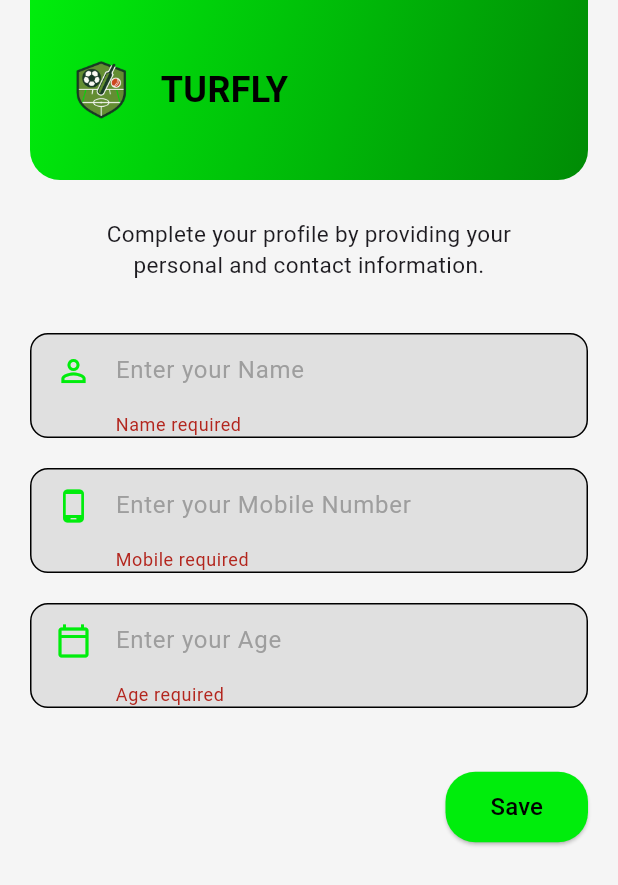
After one commit to Balaji242524/Turfly_app, a Flutter app: the UserPersonalDetailsPage screen opened by its route, after a tap on "Save", on a phone screen of 412 x 824 dp. The commit adds this screen. Shown: the top 885 px of the screen. Run offline on Flutter 3.47's test engine with Material 3 defaults, Android fonts, the phone set to English and light mode, and no system bars; our stand-ins replace cloud_firestore, firebase_auth, firebase_core, google_sign_in; accounts and stored records are empty; network calls fail; Roboto replaces fonts that are missing (Sans-Sherif, Sansista One).

Commit message:
personal details added/updated

```diff
--- a/lib/main.dart
+++ b/lib/main.dart
@@ -1,11 +1,13 @@
+// main.dart
 import 'package:flutter/material.dart';
 import 'package:firebase_core/firebase_core.dart';
+import 'package:turfly/screens/turf_owner/turf_owner_personal_details.dart';
+import 'package:turfly/screens/user/user_personal_details.dart';
 import 'screens/landing_page.dart';
 import 'screens/turf_register.dart';
 import 'screens/user_register.dart';
 import 'screens/turf_login.dart';
 import 'screens/user_login.dart';
-import 'screens/personal_details.dart';
 import 'firebase_options.dart';
 
 void main() async {
@@ -23,7 +25,7 @@
   Widget build(BuildContext context) {
     return MaterialApp(
       title: 'Turfly',
-      theme: ThemeData(fontFamily: 'Arial'),
+      theme: ThemeData(fontFamily: 'Sans-Sherif'),
       debugShowCheckedModeBanner: false,
       initialRoute: '/',
       routes: {
@@ -32,7 +34,8 @@
         '/user_register': (_) => const UserRegisterPage(),
         '/turf_login': (_) => const TurfLoginPage(),
         '/user_login': (_) => const UserLoginPage(),
-        '/personal_details': (_) => const PersonalDetailsPage(),
+        '/user/user_personal_details': (context) => UserPersonalDetailsPage(),
+        '/turf_owner/turf_owner_personal_details': (context) => TurfOwnerPersonalDetailsPage(),
       },
     );
   }
--- a/lib/screens/landing_page.dart
+++ b/lib/screens/landing_page.dart
@@ -13,7 +13,7 @@
           child: Column(
             crossAxisAlignment: CrossAxisAlignment.center,
             children: [
-              Image.asset('assets/images/turf_logo.png', height: 90),
+              Image.asset('assets/images/turf_logof.png', height: 90),
               const SizedBox(height: 10),
               ShaderMask(
                 shaderCallback: (bounds) => const LinearGradient(
--- a/lib/screens/turf_login.dart
+++ b/lib/screens/turf_login.dart
@@ -1,5 +1,6 @@
 import 'package:flutter/material.dart';
 import '../widgets/auth_form.dart';
+import 'package:turfly/services/navigation_service.dart';
 
 class TurfLoginPage extends StatelessWidget {
   const TurfLoginPage({super.key});
@@ -13,7 +14,7 @@
       role: AuthRole.turf,
       onSwitch: () => Navigator.pushReplacementNamed(context, '/turf_register'),
       onNavigateBack: () => Navigator.pushReplacementNamed(context, '/'),
-      onSuccess: (_) => Navigator.pushReplacementNamed(context, '/personal_details'),
+      onSuccess: (_) => Navigator.pushReplacementNamed(context, '/turf_owner/turf_owner_personal_details'),
       footerText: 'Don\'t have an account? ',
       footerActionText: 'Sign Up',
       showBackButton: true,
--- /dev/null
+++ b/lib/screens/user/user_personal_details.dart
@@ -0,0 +1,189 @@
+import 'package:cloud_firestore/cloud_firestore.dart';
+import 'package:firebase_auth/firebase_auth.dart';
+import 'package:flutter/material.dart';
+
+class UserPersonalDetailsPage extends StatefulWidget {
+  @override
+  _UserPersonalDetailsPageState createState() => _UserPersonalDetailsPageState();
+}
+
+class _UserPersonalDetailsPageState extends State<UserPersonalDetailsPage> {
+  final _nameController = TextEditingController();
+  final _mobileController = TextEditingController();
+  final _ageController = TextEditingController();
+  final _formKey = GlobalKey<FormState>();
+
+  void saveDetails() async {
+    if (_formKey.currentState!.validate()) {
+      final uid = FirebaseAuth.instance.currentUser?.uid;
+      final email = FirebaseAuth.instance.currentUser?.email;
+
+      if (uid != null) {
+        try {
+          await FirebaseFirestore.instance.collection('users').doc(uid).set({
+            'name': _nameController.text.trim(),
+            'mobile': _mobileController.text.trim(),
+            'age': _ageController.text.trim(),
+            'email': email,
+            'role': 'user',
+          }, SetOptions(merge: true));
+
+          ScaffoldMessenger.of(context).showSnackBar(
+            SnackBar(content: Text('Details saved successfully')),
+          );
+        } catch (e) {
+          print('Error saving details: $e');
+          ScaffoldMessenger.of(context).showSnackBar(
+            SnackBar(content: Text('Failed to save details')),
+          );
+        }
+      } else {
+        ScaffoldMessenger.of(context).showSnackBar(
+          SnackBar(content: Text('User not logged in')),
+        );
+      }
+    }
+  }
+
+  Widget buildInputField({
+    required IconData icon,
+    required String hint,
+    required TextEditingController controller,
+    TextInputType type = TextInputType.text,
+    String? Function(String?)? validator,
+  }) {
+    return Container(
+      margin: EdgeInsets.symmetric(vertical: 10),
+      padding: EdgeInsets.symmetric(horizontal: 16),
+      decoration: BoxDecoration(
+        color: Colors.grey.shade300,
+        borderRadius: BorderRadius.circular(12),
+        border: Border.all(color: Colors.black),
+      ),
+      child: TextFormField(
+        controller: controller,
+        keyboardType: type,
+        validator: validator,
+        decoration: InputDecoration(
+          icon: Icon(icon, color: Color(0xFF00ED0C)),
+          hintText: hint,
+          hintStyle: TextStyle(color: Colors.grey),
+          border: InputBorder.none,
+        ),
+      ),
+    );
+  }
+
+  @override
+  Widget build(BuildContext context) {
+    return Scaffold(
+      backgroundColor: Colors.grey.shade100,
+      body: Stack(
+        children: [
+          SafeArea(
+            child: SingleChildScrollView(
+              padding: const EdgeInsets.symmetric(horizontal: 20),
+              child: Column(
+                crossAxisAlignment: CrossAxisAlignment.stretch,
+                children: [
+                  Container(
+                    width: MediaQuery.of(context).size.width, // ✅ Fill full width
+                    height: 120, // Adjust as needed
+                    decoration: BoxDecoration(
+                      gradient: LinearGradient(
+                        colors: [Color(0xFF00ED0C), Color(0xFF008B05)],
+                        begin: Alignment.topLeft,
+                        end: Alignment.bottomRight,
+                      ),
+                      borderRadius: BorderRadius.only(
+                        bottomLeft: Radius.circular(20),
+                        bottomRight: Radius.circular(20),
+                      ),
+                    ),
+                    padding: EdgeInsets.symmetric(horizontal: 20),
+                    child: Row(
+                      mainAxisAlignment: MainAxisAlignment.start,
+                      crossAxisAlignment: CrossAxisAlignment.center,
+                      children: [
+                        Image.asset(
+                          'assets/images/turf_logof.png',
+                          height: 55,
+                          width: 55,
+                        ),
+                        SizedBox(width: 12),
+                        Text(
+                          'TURFLY',
+                          style: TextStyle(
+                            fontSize: 24,
+                            fontWeight: FontWeight.bold,
+                            color: Colors.black,
+                            fontFamily: 'Sansista One', // ✅ Make sure pubspec.yaml has this
+                          ),
+                        ),
+                      ],
+                    ),
+                  ),
+
+                  SizedBox(height: 25),
+                  Text(
+                    'Complete your profile by providing your\npersonal and contact information.',
+                    textAlign: TextAlign.center,
+                    style: TextStyle(fontSize: 15),
+                  ),
+                  SizedBox(height: 25),
+                  Form(
+                    key: _formKey,
+                    child: Column(
+                      children: [
+                        buildInputField(
+                          icon: Icons.person_outline,
+                          hint: 'Enter your Name',
+                          controller: _nameController,
+                          validator: (val) => val == null || val.isEmpty ? 'Name required' : null,
+                        ),
+                        buildInputField(
+                          icon: Icons.phone_android,
+                          hint: 'Enter your Mobile Number',
+                          controller: _mobileController,
+                          type: TextInputType.phone,
+                          validator: (val) {
+                            if (val == null || val.isEmpty) return 'Mobile required';
+                            if (val.length != 10) return 'Enter 10 digit mobile';
+                            return null;
+                          },
+                        ),
+                        buildInputField(
+                          icon: Icons.calendar_today_outlined,
+                          hint: 'Enter your Age',
+                          controller: _ageController,
+                          type: TextInputType.number,
+                          validator: (val) => val == null || val.isEmpty ? 'Age required' : null,
+                        ),
+                        SizedBox(height: 100),
+                      ],
+                    ),
+                  ),
+                ],
+              ),
+            ),
+          ),
+          Positioned(
+            bottom: 20,
+            right: 20,
+            child: ElevatedButton(
+              onPressed: saveDetails,
+              style: ElevatedButton.styleFrom(
+                backgroundColor: Color(0xFF00ED0C),
+                shape: RoundedRectangleBorder(
+                  borderRadius: BorderRadius.circular(20),
+                ),
+                padding: EdgeInsets.symmetric(horizontal: 30, vertical: 12),
+              ),
+              child: Text('Save', style: TextStyle(fontSize: 16, color: Colors.black)),
+            ),
+          ),
+        ],
+      ),
+    );
+  }
+}
--- a/lib/screens/user_login.dart
+++ b/lib/screens/user_login.dart
@@ -13,7 +13,7 @@
       role: AuthRole.user,
       onSwitch: () => Navigator.pushReplacementNamed(context, '/user_register'),
       onNavigateBack: () => Navigator.pushReplacementNamed(context, '/'),
-      onSuccess: (_) => Navigator.pushReplacementNamed(context, '/personal_details'),
+      onSuccess: (_) => Navigator.pushReplacementNamed(context, '/user/user_personal_details'),
       footerText: 'Don\'t have an account? ',
       footerActionText: 'Sign Up',
       showBackButton: true,
--- a/lib/services/auth_service.dart
+++ b/lib/services/auth_service.dart
@@ -21,14 +21,13 @@
     if (doc.exists) {
       return doc.data()?['role'];
     } else {
-      // Optionally: create the doc or return null
       return null;
     }
   }
 
   Future<String?> signInWithGoogle(String roleOnFirstSignIn) async {
     final google = GoogleSignIn(
-      clientId: "YOUR-WEB-CLIENT-ID.apps.googleusercontent.com", // ← Replace
+      clientId: "780600415180-1f8ip5jh3e4nnmhpk5r96raduuguta9i.apps.googleusercontent.com",
     );
 
     final user = await google.signIn();
--- /dev/null
+++ b/lib/services/navigation_service.dart
@@ -0,0 +1,13 @@
+import 'package:flutter/material.dart';
+
+void navigateToRolePage(BuildContext context, String? role) {
+  if (role == 'user') {
+    Navigator.pushNamed(context, '/user/user_personal_details');
+  } else if (role == 'turf_owner') {
+    Navigator.pushNamed(context, '/turf_owner/turf_owner_personal_details');
+  } else {
+    ScaffoldMessenger.of(context).showSnackBar(
+      const SnackBar(content: Text("Invalid role")),
+    );
+  }
+}
--- a/lib/widgets/auth_form.dart
+++ b/lib/widgets/auth_form.dart
@@ -40,7 +40,7 @@
             child: SingleChildScrollView(
               padding: const EdgeInsets.all(24),
               child: Column(children: [
-                Image.asset('assets/images/turf_logo.png', height: 100),
+                Image.asset('assets/images/turf_logof.png', height: 100),
                 const SizedBox(height: 10),
                 const Text('Turfly', style: TextStyle(fontSize: 32, fontWeight: FontWeight.bold, color: Color(0xFF00ED0C))),
                 const SizedBox(height: 20),
```
Also changed, not shown: lib/screens/personal_details.dart (deleted, +0 -154 lines), lib/screens/turf_owner/turf_owner_personal_details.dart (added, +200 -0 lines), pubspec.yaml (+7 -0 lines), assets/fonts/SansitaOne.ttf (added), 1 other file.
